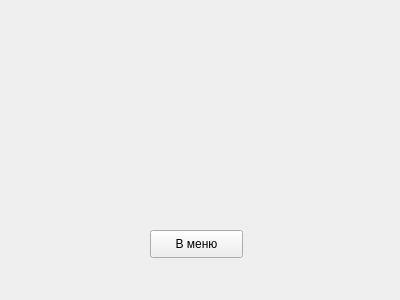
First picture: the form in planningwindow.ui, repository bondarev-al/PPCofCLinB, before the edit.
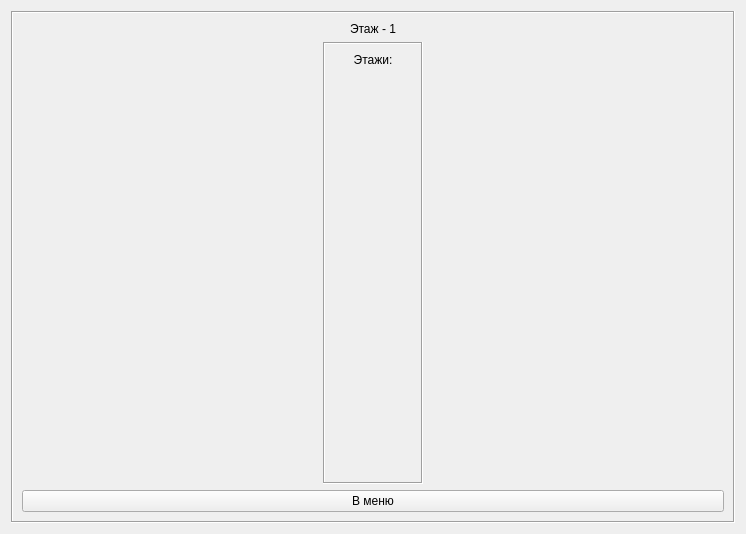
Second picture: the form after the edit.

Commit message: Заготовка для окна прокладки линий связи

Patch:
```diff
--- a/planningwindow.ui
+++ b/planningwindow.ui
@@ -6,26 +6,98 @@
    <rect>
     <x>0</x>
     <y>0</y>
-    <width>400</width>
-    <height>300</height>
+    <width>746</width>
+    <height>534</height>
    </rect>
   </property>
   <property name="windowTitle">
    <string>Form</string>
   </property>
-  <widget class="QPushButton" name="menu_but">
-   <property name="geometry">
-    <rect>
-     <x>150</x>
-     <y>230</y>
-     <width>93</width>
-     <height>28</height>
-    </rect>
-   </property>
-   <property name="text">
-    <string>В меню</string>
-   </property>
-  </widget>
+  <layout class="QVBoxLayout" name="verticalLayout_3">
+   <item>
+    <layout class="QVBoxLayout" name="menu_layout"/>
+   </item>
+   <item>
+    <widget class="QFrame" name="frame">
+     <property name="frameShape">
+      <enum>QFrame::Box</enum>
+     </property>
+     <property name="frameShadow">
+      <enum>QFrame::Sunken</enum>
+     </property>
+     <layout class="QVBoxLayout" name="verticalLayout_2">
+      <item>
+       <widget class="QLabel" name="floor_num_lab">
+        <property name="text">
+         <string>Этаж - 1</string>
+        </property>
+        <property name="alignment">
+         <set>Qt::AlignCenter</set>
+        </property>
+       </widget>
+      </item>
+      <item>
+       <layout class="QHBoxLayout" name="edit_layout">
+        <item>
+         <widget class="QFrame" name="floors_frame">
+          <property name="maximumSize">
+           <size>
+            <width>100</width>
+            <height>16777215</height>
+           </size>
+          </property>
+          <property name="frameShape">
+           <enum>QFrame::Box</enum>
+          </property>
+          <property name="frameShadow">
+           <enum>QFrame::Sunken</enum>
+          </property>
+          <layout class="QVBoxLayout" name="verticalLayout">
+           <item>
+            <widget class="QLabel" name="floor_lab">
+             <property name="text">
+              <string>Этажи:</string>
+             </property>
+             <property name="alignment">
+              <set>Qt::AlignCenter</set>
+             </property>
+            </widget>
+           </item>
+           <item>
+            <layout class="QVBoxLayout" name="floors_but_layout"/>
+           </item>
+           <item>
+            <spacer name="verticalSpacer_2">
+             <property name="orientation">
+              <enum>Qt::Vertical</enum>
+             </property>
+             <property name="sizeHint" stdset="0">
+              <size>
+               <width>20</width>
+               <height>40</height>
+              </size>
+             </property>
+            </spacer>
+           </item>
+          </layout>
+         </widget>
+        </item>
+        <item>
+         <layout class="QGridLayout" name="edit_building_layout"/>
+        </item>
+       </layout>
+      </item>
+      <item>
+       <widget class="QPushButton" name="menu_but">
+        <property name="text">
+         <string>В меню</string>
+        </property>
+       </widget>
+      </item>
+     </layout>
+    </widget>
+   </item>
+  </layout>
  </widget>
  <resources/>
  <connections/>
```
Left out of the diff: 2 changed lines with no effect on the pictures. The commit also changes 2 other files.
